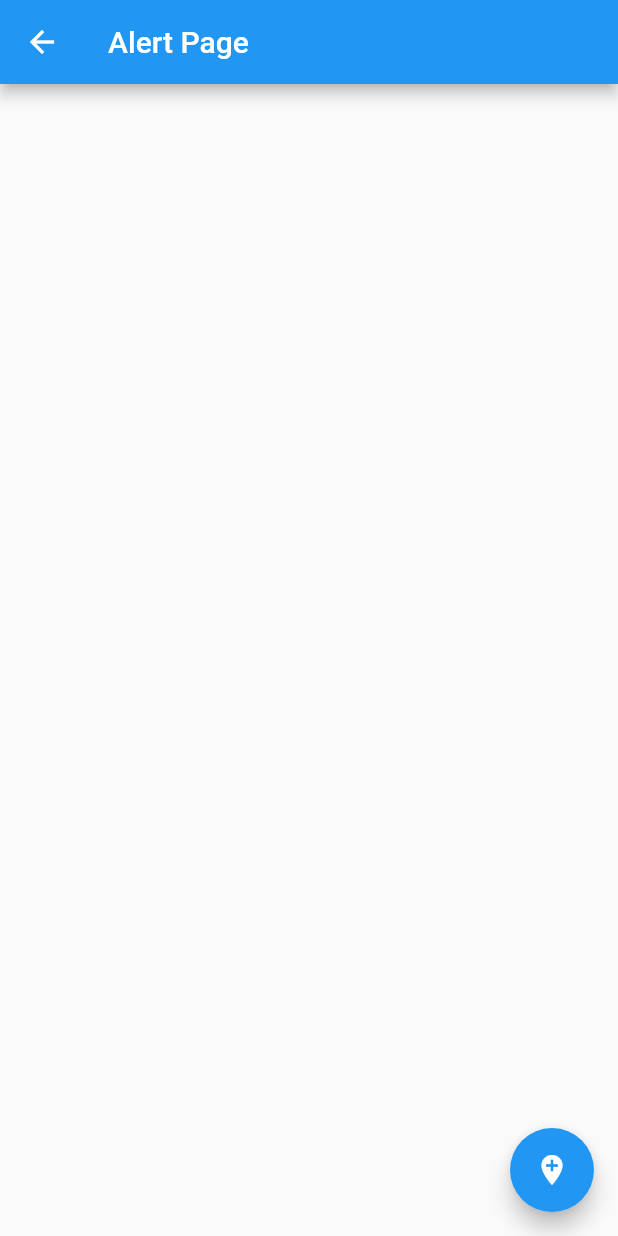
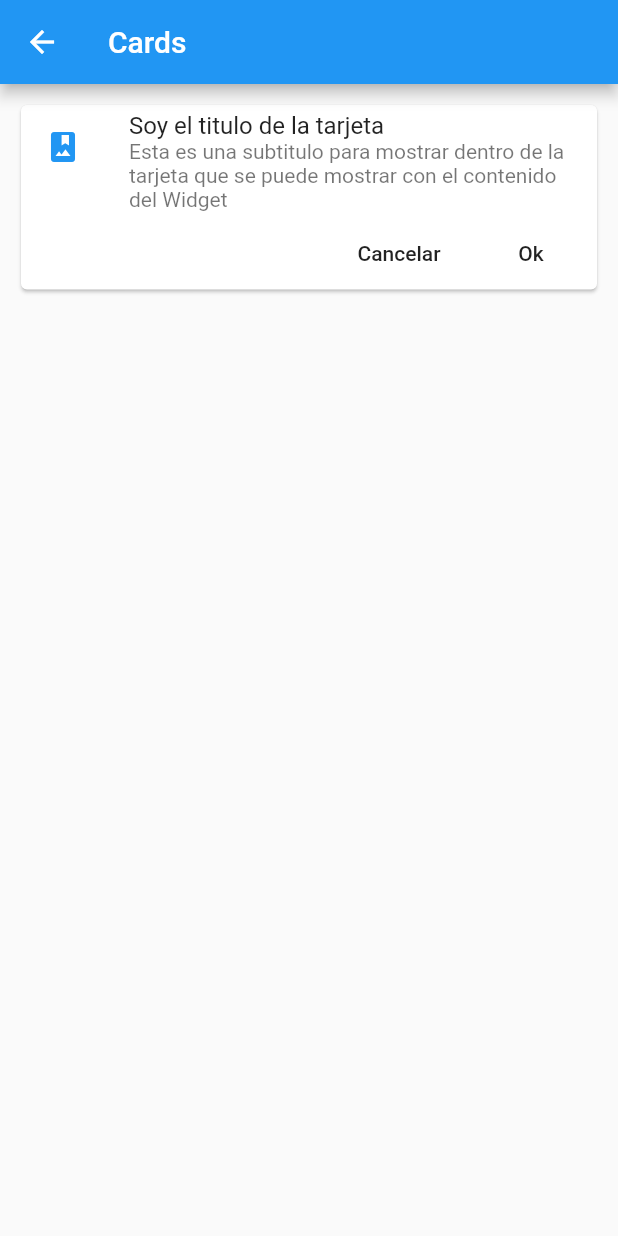
Before and after one commit to kkevin7/flutter_components, a Flutter app: the screen it shows after launch, after a tap on "Cards - Tarjetas", on a phone screen of 412 x 824 dp. Run offline on Flutter 3.47's test engine with Material 2 defaults, Android fonts, the phone set to English and light mode, and no system bars.

Commit message:
Using cards to show content

```diff
--- /dev/null
+++ b/lib/src/pages/card_page.dart
@@ -0,0 +1,44 @@
+import 'package:flutter/material.dart';
+
+class CardPage extends StatelessWidget {
+  @override
+  Widget build(BuildContext context) {
+    return Scaffold(
+      appBar: AppBar(
+        title: Text('Cards'),
+      ),
+      body: ListView(
+        padding: EdgeInsets.all(10.0),
+        children: <Widget>[_cardTipo1()],
+      ),
+    );
+  }
+
+  Widget _cardTipo1() {
+    return Card(
+      child: Column(
+        children: <Widget>[
+          ListTile(
+            leading: Icon(Icons.photo_album, color: Colors.blue),
+            title: Text('Soy el titulo de la tarjeta'),
+            subtitle: Text(
+                'Esta es una subtitulo para mostrar dentro de la tarjeta que se puede mostrar con el contenido del Widget'),
+          ),
+          Row(
+            mainAxisAlignment: MainAxisAlignment.end,
+            children: <Widget>[
+              FlatButton(
+                child: Text('Cancelar'),
+                onPressed: () {},
+              ),
+              FlatButton(
+                child: Text('Ok'),
+                onPressed: () {},
+              )
+            ],
+          )
+        ],
+      ),
+    );
+  }
+}
--- a/lib/src/routes/routes.dart
+++ b/lib/src/routes/routes.dart
@@ -1,3 +1,4 @@
+import 'package:componentes/src/pages/card_page.dart';
 import 'package:flutter/material.dart';
 
 import 'package:componentes/src/pages/alert_page.dart';
@@ -9,5 +10,6 @@ Map<String, WidgetBuilder> getAplicationRoutes() {
     '/': (BuildContext context) => HomePage(),
     'alert': (BuildContext context) => AlertPage(),
     'avatar': (BuildContext context) => AvatarPage(),
+    'card': (BuildContext context) => CardPage(),
   };
 }
```
